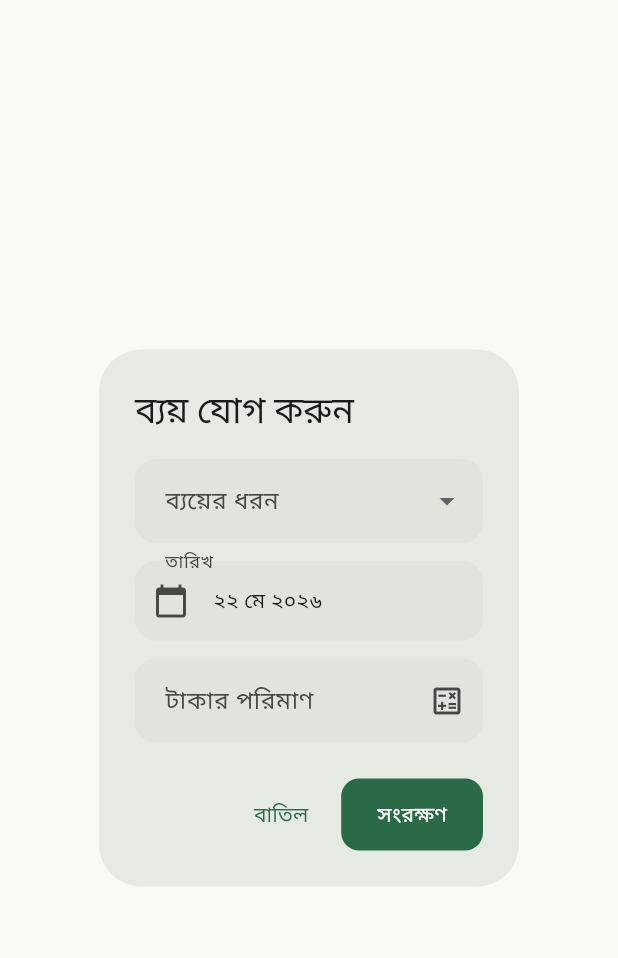
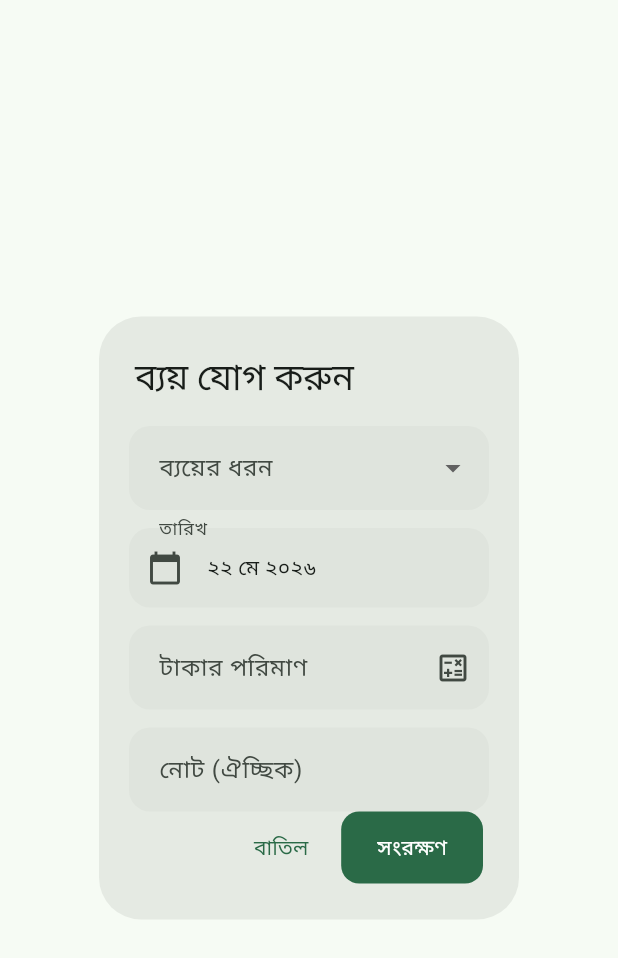
Before and after one commit to Akash044/mosque-log, a Flutter app: the AddExpenseDialog widget shown alone on an empty page, opened directly, on a phone screen of 412 x 824 dp. Shown: the top 958 px of the screen. Run offline on Flutter 3.47's test engine with Material 3 defaults, Android fonts, the light colour scheme and no system bars; our stand-ins replace audioplayers, cloud_firestore, connectivity_plus, firebase_auth, firebase_core, flutter_riverpod and 4 more; accounts and stored records are empty; generated files the repository leaves out were written again.

```diff
--- a/lib/features/expense/widgets/add_expense_dialog.dart
+++ b/lib/features/expense/widgets/add_expense_dialog.dart
@@ -23,6 +23,7 @@ class AddExpenseDialog extends ConsumerStatefulWidget {
 class _AddExpenseDialogState extends ConsumerState<AddExpenseDialog> {
   final _formKey = GlobalKey<FormState>();
   final _amount = TextEditingController();
+  final _note = TextEditingController();
   String? _expenseType;
   late DateTime _date;
   bool _saving = false;
@@ -36,6 +37,7 @@ class _AddExpenseDialogState extends ConsumerState<AddExpenseDialog> {
   @override
   void dispose() {
     _amount.dispose();
+    _note.dispose();
     super.dispose();
   }
 
@@ -70,12 +72,14 @@ class _AddExpenseDialogState extends ConsumerState<AddExpenseDialog> {
     if (amount == null || amount <= 0) return;
     setState(() => _saving = true);
     final uid = ref.read(authServiceProvider).currentUser?.uid ?? '';
+    final noteText = _note.text.trim();
     final docId =
         await ref.read(firestoreServiceProvider).addExpense(Expense(
               id: '',
               expenseType: _expenseType!,
               amount: amount,
               date: _date,
+              note: noteText.isEmpty ? null : noteText,
               createdBy: uid,
               createdAt: DateTime.now(),
             ));
@@ -95,6 +99,10 @@ class _AddExpenseDialogState extends ConsumerState<AddExpenseDialog> {
     final l = AppLocalizations.of(context);
     return AlertDialog(
       title: Text(l.addExpense),
+      insetPadding:
+          const EdgeInsets.symmetric(horizontal: 16, vertical: 24),
+      contentPadding:
+          const EdgeInsets.fromLTRB(20, 16, 20, 0),
       content: SingleChildScrollView(
         child: Form(
           key: _formKey,
@@ -142,6 +150,13 @@ class _AddExpenseDialogState extends ConsumerState<AddExpenseDialog> {
                   return null;
                 },
               ),
+              const SizedBox(height: 12),
+              TextFormField(
+                controller: _note,
+                maxLines: 3,
+                minLines: 1,
+                decoration: InputDecoration(labelText: l.noteOptional),
+              ),
             ],
           ),
         ),
--- a/lib/features/report/report_page.dart
+++ b/lib/features/report/report_page.dart
@@ -137,12 +137,13 @@ class _ReportPageState extends ConsumerState<ReportPage> {
   String _buildExpenseCsv(List<Expense> rows) {
     final df = DateFormat('yyyy-MM-dd');
     final buf = StringBuffer();
-    buf.writeln('date,type,amount');
+    buf.writeln('date,type,amount,note');
     for (final e in rows) {
       buf.writeln([
         df.format(e.date),
         _csv(e.expenseType),
         e.amount,
+        _csv(e.note),
       ].join(','));
     }
     return buf.toString();
--- a/lib/models/expense.dart
+++ b/lib/models/expense.dart
@@ -5,6 +5,7 @@ class Expense {
   final String expenseType;
   final double amount;
   final DateTime date;
+  final String? note;
   final String createdBy;
   final DateTime createdAt;
 
@@ -13,6 +14,7 @@ class Expense {
     required this.expenseType,
     required this.amount,
     required this.date,
+    this.note,
     required this.createdBy,
     required this.createdAt,
   });
@@ -24,6 +26,7 @@ class Expense {
       expenseType: (d['expenseType'] as String?) ?? '',
       amount: (d['amount'] as num?)?.toDouble() ?? 0,
       date: (d['date'] as Timestamp?)?.toDate() ?? DateTime.now(),
+      note: d['note'] as String?,
       createdBy: (d['createdBy'] as String?) ?? '',
       createdAt:
           (d['createdAt'] as Timestamp?)?.toDate() ?? DateTime.now(),
@@ -35,6 +38,7 @@ class Expense {
       'expenseType': expenseType,
       'amount': amount,
       'date': Timestamp.fromDate(date),
+      'note': note,
       'createdBy': createdBy,
       'createdAt': Timestamp.fromDate(createdAt),
     };
--- a/pubspec.yaml
+++ b/pubspec.yaml
@@ -28,6 +28,7 @@ dependencies:
   url_launcher: ^6.3.1
   share_plus: ^10.1.4
   connectivity_plus: ^6.1.0
+  audioplayers: ^6.1.0
 
   cupertino_icons: ^1.0.8
 
@@ -40,6 +41,8 @@ dev_dependencies:
 flutter:
   uses-material-design: true
   generate: true
+  assets:
+    - assets/sounds/
 
 flutter_launcher_icons:
   android: true
```
Also changed, not shown: lib/app.dart (+22 -9 lines), lib/core/feedback.dart (+18 -7 lines), lib/features/expense/expense_page.dart (+6 -1 lines), lib/widgets/offline_banner.dart (+7 -7 lines), pubspec.lock, 2 other files.
